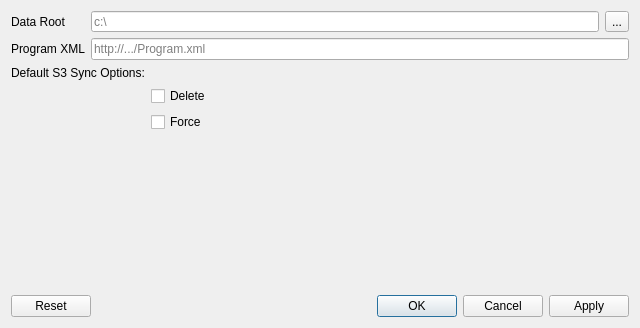
Riverscapes/RiverscapesToolbar, file RiverscapesToolbar/SettingsDialog.ui: the form before one commit.
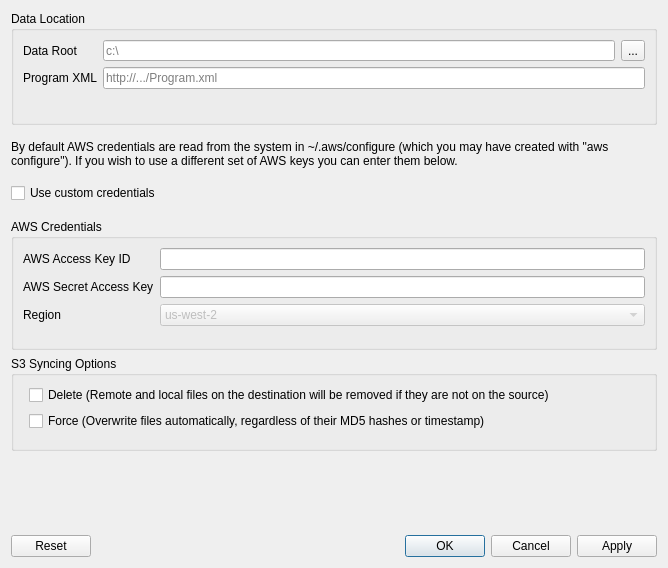
The form after the commit.

Commit message: putting custom AWS credential ability into the toolbar

What changed in the file:
```diff
--- a/RiverscapesToolbar/SettingsDialog.ui
+++ b/RiverscapesToolbar/SettingsDialog.ui
@@ -6,8 +6,8 @@
    <rect>
     <x>0</x>
     <y>0</y>
-    <width>640</width>
-    <height>328</height>
+    <width>668</width>
+    <height>568</height>
    </rect>
   </property>
   <property name="sizePolicy">
@@ -24,44 +24,31 @@
   </property>
   <layout class="QVBoxLayout" name="verticalLayout">
    <item>
-    <layout class="QFormLayout" name="formLayout">
-     <property name="sizeConstraint">
-      <enum>QLayout::SetNoConstraint</enum>
+    <widget class="QGroupBox" name="groupBox_2">
+     <property name="sizePolicy">
+      <sizepolicy hsizetype="MinimumExpanding" vsizetype="Preferred">
+       <horstretch>0</horstretch>
+       <verstretch>0</verstretch>
+      </sizepolicy>
      </property>
-     <item row="1" column="0">
+     <property name="minimumSize">
+      <size>
+       <width>0</width>
+       <height>114</height>
+      </size>
+     </property>
+     <property name="title">
+      <string>Data Location</string>
+     </property>
+     <layout class="QFormLayout" name="formLayout_2">
+      <item row="0" column="0">
       <widget class="QLabel" name="label">
        <property name="text">
         <string>Data Root</string>
        </property>
       </widget>
      </item>
-     <item row="2" column="0">
-      <widget class="QLabel" name="label_2">
-       <property name="text">
-        <string>Program XML</string>
-       </property>
-      </widget>
-     </item>
-     <item row="2" column="1">
-      <widget class="QLineEdit" name="txtProgramXMLUrl">
-       <property name="sizePolicy">
-        <sizepolicy hsizetype="Expanding" vsizetype="Fixed">
-         <horstretch>0</horstretch>
-         <verstretch>0</verstretch>
-        </sizepolicy>
-       </property>
-       <property name="minimumSize">
-        <size>
-         <width>523</width>
-         <height>0</height>
-        </size>
-       </property>
-       <property name="placeholderText">
-        <string>http://.../Program.xml</string>
-       </property>
-      </widget>
-     </item>
-     <item row="1" column="1">
+      <item row="0" column="1">
       <layout class="QHBoxLayout" name="horizontalLayout">
        <item>
         <widget class="QLineEdit" name="txtDataRoot">
@@ -85,32 +72,209 @@
        </item>
       </layout>
      </item>
-    </layout>
+      <item row="1" column="0">
+       <widget class="QLabel" name="label_2">
+        <property name="text">
+         <string>Program XML</string>
+        </property>
+       </widget>
+      </item>
+      <item row="1" column="1">
+       <widget class="QLineEdit" name="txtProgramXMLUrl">
+        <property name="sizePolicy">
+         <sizepolicy hsizetype="Expanding" vsizetype="Fixed">
+          <horstretch>0</horstretch>
+          <verstretch>0</verstretch>
+         </sizepolicy>
+        </property>
+        <property name="minimumSize">
+         <size>
+          <width>523</width>
+          <height>0</height>
+         </size>
+        </property>
+        <property name="toolTip">
+         <string>The XML file that defines your program</string>
+        </property>
+        <property name="placeholderText">
+         <string>http://.../Program.xml</string>
+        </property>
+       </widget>
+      </item>
+     </layout>
+    </widget>
    </item>
    <item>
-    <layout class="QFormLayout" name="formLayout_2">
-     <item row="0" column="0">
       <widget class="QLabel" name="label_3">
+     <property name="minimumSize">
+      <size>
+       <width>0</width>
+       <height>46</height>
+      </size>
+     </property>
        <property name="text">
-        <string>Default S3 Sync Options:</string>
-       </property>
-      </widget>
-     </item>
+      <string>By default AWS credentials are read from the system in ~/.aws/configure (which you may have created with &quot;aws configure&quot;). If you wish to use a different set of AWS keys you can enter them below.</string>
+     </property>
+     <property name="wordWrap">
+      <bool>true</bool>
+     </property>
+    </widget>
+   </item>
+   <item>
+    <widget class="QCheckBox" name="chkUseCustomCredentials">
+     <property name="text">
+      <string>Use custom credentials </string>
+     </property>
+    </widget>
+   </item>
+   <item>
+    <spacer name="verticalSpacer">
+     <property name="orientation">
+      <enum>Qt::Vertical</enum>
+     </property>
+     <property name="sizeType">
+      <enum>QSizePolicy::Minimum</enum>
+     </property>
+     <property name="sizeHint" stdset="0">
+      <size>
+       <width>20</width>
+       <height>10</height>
+      </size>
+     </property>
+    </spacer>
+   </item>
+   <item>
+    <widget class="QGroupBox" name="groupBoxAWS">
+     <property name="enabled">
+      <bool>true</bool>
+     </property>
+     <property name="sizePolicy">
+      <sizepolicy hsizetype="Preferred" vsizetype="Fixed">
+       <horstretch>0</horstretch>
+       <verstretch>0</verstretch>
+      </sizepolicy>
+     </property>
+     <property name="minimumSize">
+      <size>
+       <width>0</width>
+       <height>131</height>
+      </size>
+     </property>
+     <property name="title">
+      <string>AWS Credentials</string>
+     </property>
+     <layout class="QFormLayout" name="formLayout">
+      <item row="1" column="1">
+       <widget class="QLineEdit" name="txtAWSAccessKeyID">
+        <property name="enabled">
+         <bool>true</bool>
+        </property>
+        <property name="sizePolicy">
+         <sizepolicy hsizetype="Expanding" vsizetype="Fixed">
+          <horstretch>0</horstretch>
+          <verstretch>0</verstretch>
+         </sizepolicy>
+        </property>
+        <property name="minimumSize">
+         <size>
+          <width>431</width>
+          <height>0</height>
+         </size>
+        </property>
+        <property name="echoMode">
+         <enum>QLineEdit::Password</enum>
+        </property>
+       </widget>
+      </item>
+      <item row="2" column="1">
+       <widget class="QLineEdit" name="txtAWSSecretAccessKey">
+        <property name="enabled">
+         <bool>true</bool>
+        </property>
+        <property name="minimumSize">
+         <size>
+          <width>431</width>
+          <height>0</height>
+         </size>
+        </property>
+        <property name="autoFillBackground">
+         <bool>false</bool>
+        </property>
+        <property name="echoMode">
+         <enum>QLineEdit::Password</enum>
+        </property>
+       </widget>
+      </item>
+      <item row="3" column="0">
+       <widget class="QLabel" name="lblAWSRegion">
+        <property name="text">
+         <string>Region</string>
+        </property>
+       </widget>
+      </item>
+      <item row="3" column="1">
+       <widget class="QComboBox" name="cmbAWSRegion">
+        <property name="enabled">
+         <bool>false</bool>
+        </property>
+        <item>
+         <property name="text">
+          <string>us-west-2</string>
+         </property>
+        </item>
+       </widget>
+      </item>
+      <item row="2" column="0">
+       <widget class="QLabel" name="lblAWSSecretAccessKey">
+        <property name="text">
+         <string>AWS Secret Access Key</string>
+        </property>
+       </widget>
+      </item>
+      <item row="1" column="0">
+       <widget class="QLabel" name="lblAWSAccessKeyID">
+        <property name="text">
+         <string>AWS Access Key ID</string>
+        </property>
+       </widget>
+      </item>
+     </layout>
+    </widget>
+   </item>
+   <item>
+    <widget class="QGroupBox" name="groupBox_3">
+     <property name="sizePolicy">
+      <sizepolicy hsizetype="MinimumExpanding" vsizetype="Preferred">
+       <horstretch>0</horstretch>
+       <verstretch>0</verstretch>
+      </sizepolicy>
+     </property>
+     <property name="minimumSize">
+      <size>
+       <width>0</width>
+       <height>95</height>
+      </size>
+     </property>
+     <property name="title">
+      <string>S3 Syncing Options</string>
+     </property>
+     <layout class="QFormLayout" name="formLayout_3">
      <item row="1" column="1">
       <widget class="QCheckBox" name="chkS3Delete">
        <property name="text">
-        <string>Delete</string>
+         <string>Delete (Remote and local files on the destination will be removed if they are not on the source)</string>
        </property>
       </widget>
      </item>
      <item row="2" column="1">
       <widget class="QCheckBox" name="chkS3Force">
        <property name="text">
-        <string>Force</string>
+         <string>Force (Overwrite files automatically, regardless of their MD5 hashes or timestamp)</string>
        </property>
       </widget>
      </item>
     </layout>
+    </widget>
    </item>
    <item>
     <widget class="QLabel" name="lblMsgs">
```
Left out of the diff: 3 changed lines with no effect on the pictures. Lines whose indentation alone changed are shown as unchanged. The commit also changes 8 other files.
